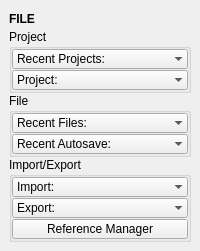
This is tentacle/ui/file.ui in m3trik/tentacle as Qt 5 draws it before an edit. The edited form follows.
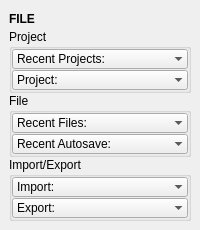
This is the edited form. Custom widgets are drawn as their Qt base class.

Patch:
```diff
--- a/tentacle/ui/file.ui
+++ b/tentacle/ui/file.ui
@@ -10,7 +10,7 @@
     <x>0</x>
     <y>0</y>
     <width>200</width>
-    <height>249</height>
+    <height>229</height>
    </rect>
   </property>
   <property name="tabShape">
@@ -303,37 +303,6 @@
            </item>
           </widget>
          </item>
-         <item>
-          <widget class="PushButton" name="b001">
-           <property name="enabled">
-            <bool>true</bool>
-           </property>
-           <property name="minimumSize">
-            <size>
-             <width>0</width>
-             <height>20</height>
-            </size>
-           </property>
-           <property name="maximumSize">
-            <size>
-             <width>16777215</width>
-             <height>20</height>
-            </size>
-           </property>
-           <property name="toolTip">
-            <string>Open the reference manager.</string>
-           </property>
-           <property name="text">
-            <string>Reference Manager</string>
-           </property>
-           <property name="iconSize">
-            <size>
-             <width>18</width>
-             <height>18</height>
-            </size>
-           </property>
-          </widget>
-         </item>
         </layout>
        </widget>
       </item>
@@ -361,11 +330,6 @@
    <extends>QLabel</extends>
    <header>uitk.widgets.header.Header.h</header>
   </customwidget>
-  <customwidget>
-   <class>PushButton</class>
-   <extends>QPushButton</extends>
-   <header>widgets.pushbutton.h</header>
-  </customwidget>
   <customwidget>
    <class>ComboBox</class>
    <extends>QComboBox</extends>
```
